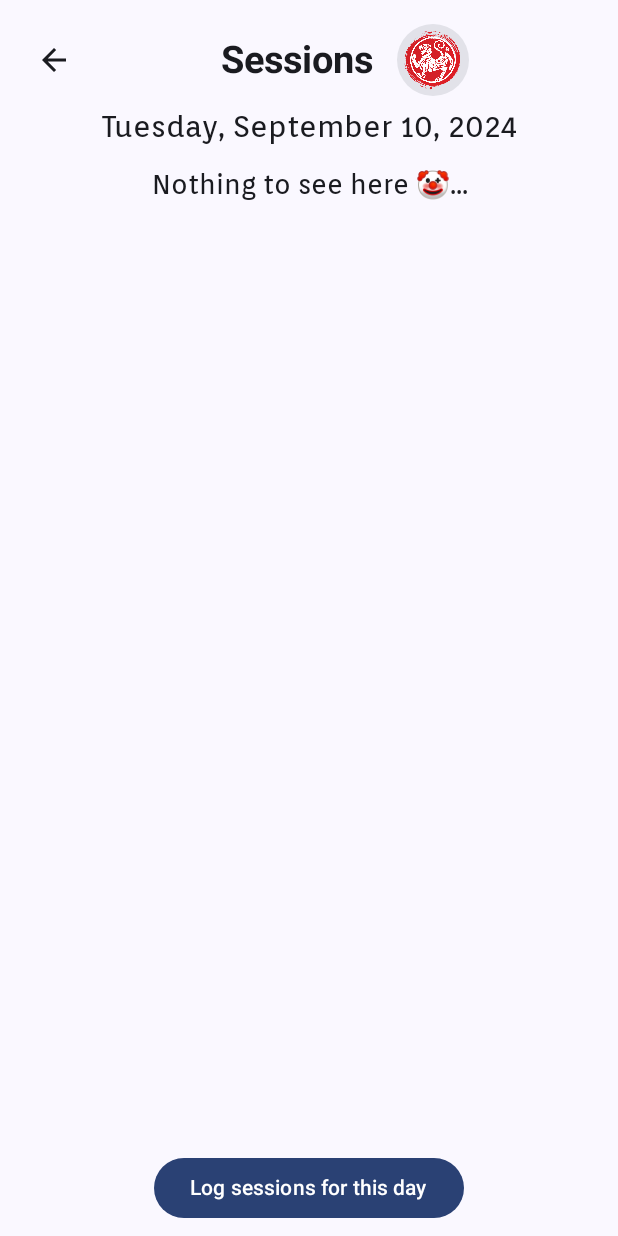
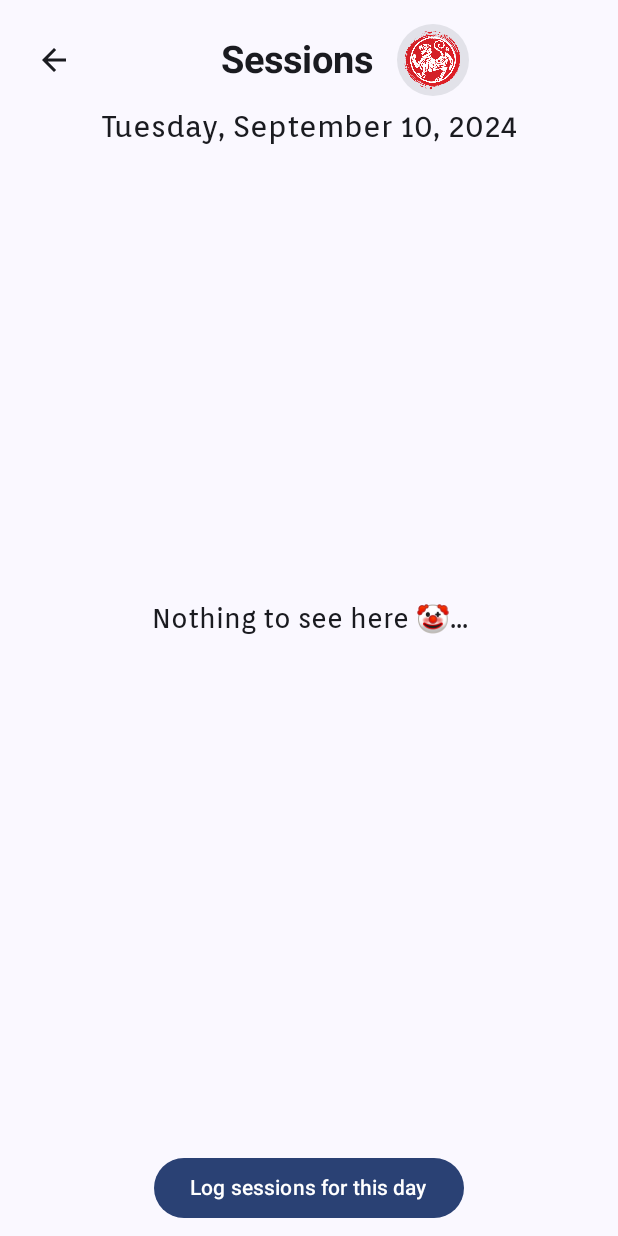
Before and after one commit to cpedrorafael/shotokan-kata-android, an Android app built with Jetpack Compose: the screen it shows after launch (MainActivity), after a tap on "10", on a phone screen of 412 x 824 dp. Run offline under Robolectric (Android 15) with nearby library versions, the phone set to English and light mode, and no system bars; our stand-ins replace Room's generated code.

Commit message:
Calendar day Session logging

```diff
--- a/app/src/main/java/com/guayaba/shotokankata/data/kata_records/KataStorage.kt
+++ b/app/src/main/java/com/guayaba/shotokankata/data/kata_records/KataStorage.kt
@@ -11,4 +11,6 @@ interface KataStorage {
     suspend fun getAllSessionsInDate(date: LocalDate): List<KataRecord>
     suspend fun getAllSessions(): List<KataRecord>
     suspend fun getSessionsInMonth(yearMonth: YearMonth): List<KataRecord>
+    suspend fun addRecordByKataIdAtDate(id: Int, date: LocalDate)
+    suspend fun deleteRecordByKataIdAtDate(id: Int, date: LocalDate)
 }
--- a/app/src/main/java/com/guayaba/shotokankata/ui/MainActivity.kt
+++ b/app/src/main/java/com/guayaba/shotokankata/ui/MainActivity.kt
@@ -9,6 +9,9 @@ import android.os.Bundle
 import androidx.activity.ComponentActivity
 import androidx.activity.compose.setContent
 import androidx.activity.viewModels
+import androidx.compose.animation.AnimatedVisibility
+import androidx.compose.animation.slideInVertically
+import androidx.compose.animation.slideOutVertically
 import androidx.compose.foundation.layout.Box
 import androidx.compose.foundation.layout.fillMaxSize
 import androidx.compose.foundation.layout.height
@@ -56,12 +59,15 @@ class MainActivity : ComponentActivity() {
                         Routes.SESSION_CALENDAR.route -> {
                             bottomBarState.value = true
                         }
+
                         Routes.HOME.route -> {
                             bottomBarState.value = true
                         }
+
                         Routes.QUIZZES.route -> {
                             bottomBarState.value = true
                         }
+
                         else -> {
                             bottomBarState.value = false
                         }
@@ -70,7 +76,7 @@ class MainActivity : ComponentActivity() {
 
                     Box(
                         Modifier.padding(8.dp)
-                    ){
+                    ) {
                         NotificationPermissionRequest {
                             NotificationUtils.createNotificationChannel(this@MainActivity)
                             setDailyNotification()
@@ -83,9 +89,19 @@ class MainActivity : ComponentActivity() {
                             sessionViewModel
                         )
 
-                        if(bottomBarState.value) {
-                            BottomNavigationBar(navController = navController, modifier = Modifier.align(
-                                Alignment.BottomCenter).height(64.dp)){
+                        AnimatedVisibility(
+                            visible = bottomBarState.value,
+                            enter = slideInVertically(initialOffsetY = { it }),
+                            exit = slideOutVertically(targetOffsetY = { it }),
+                            modifier = Modifier.align(Alignment.BottomCenter)
+                        ) {
+                            BottomNavigationBar(
+                                navController = navController, modifier = Modifier
+                                    .align(
+                                        Alignment.BottomCenter
+                                    )
+                                    .height(64.dp)
+                            ) {
                                 sessionViewModel.update()
                             }
                         }
--- a/app/src/main/java/com/guayaba/shotokankata/ui/calendar/SessionDayView.kt
+++ b/app/src/main/java/com/guayaba/shotokankata/ui/calendar/SessionDayView.kt
@@ -61,7 +61,8 @@ import java.time.format.DateTimeFormatter
 fun SessionDayView(
     viewModel: SessionViewModel,
     dateLong: Long,
-    onBackPressed: () -> Unit
+    onBackPressed: () -> Unit,
+    onLogSessions: () -> Unit,
 ) {
     val date = dateLong.toLocalDate()
     val formatter = DateTimeFormatter.ofPattern("EEEE, MMMM dd, yyyy")
@@ -94,16 +95,7 @@ fun SessionDayView(
         Box(
             Modifier.fillMaxSize()
         ) {
-            Column(
-                Modifier
-                    .padding(paddingValues)
-                    .verticalScroll(rememberScrollState())
-            ) {
-                Spacer(modifier = Modifier.height(16.dp))
             if (records.value.isEmpty()) {
-                    Box(
-                        modifier = Modifier.fillMaxSize()
-                    ) {
                 Text(
                     text = "Nothing to see here \uD83E\uDD21...",
                     modifier = Modifier
@@ -111,9 +103,13 @@ fun SessionDayView(
                         .align(Alignment.Center),
                     textAlign = TextAlign.Center
                 )
-
-                    }
             } else {
+                Column(
+                    Modifier
+                        .padding(paddingValues)
+                        .verticalScroll(rememberScrollState())
+                ) {
+                    Spacer(modifier = Modifier.height(16.dp))
                     records.value.forEach { record ->
                         SessionKataItem(record = record, onDelete = {
                             viewModel.deleteKataRecord(record)
@@ -141,11 +137,12 @@ fun SessionDayView(
                     }
                     Spacer(modifier = Modifier.height(100.dp))
                 }
+
             }
 
             Button(
                 modifier = Modifier.align(Alignment.BottomCenter),
-                onClick = { }) {
+                onClick = onLogSessions ) {
                 Text(text = if (records.value.isEmpty()) "Log sessions for this day" else "Log more Katas for this day")
             }
         }
--- a/app/src/main/java/com/guayaba/shotokankata/ui/navigation/AppNavigation.kt
+++ b/app/src/main/java/com/guayaba/shotokankata/ui/navigation/AppNavigation.kt
@@ -12,6 +12,7 @@ import androidx.navigation.navArgument
 import com.guayaba.shotokankata.data.KataInfo
 import com.guayaba.shotokankata.ui.calendar.SessionCalendarPage
 import com.guayaba.shotokankata.ui.calendar.SessionDayView
+import com.guayaba.shotokankata.ui.calendar.SessionKataDaySelector
 import com.guayaba.shotokankata.ui.calendar.SessionViewModel
 import com.guayaba.shotokankata.ui.kata.KataList
 import com.guayaba.shotokankata.ui.kata.KataView
@@ -106,9 +107,26 @@ fun AppNavigation(
                     onBackPressed = {
                         navController.popBackStack()
                         sessionViewModel.update()
+                    },
+                    onLogSessions = {
+                        navController.navigate(Routes.LOG_SESSIONS.route + "/$arg")
                     }
                 )
             }
         }
+        composable(
+            Routes.LOG_SESSIONS.route + "/{date}",
+            arguments = listOf(navArgument("date") { type = NavType.LongType })
+        ) {
+            it.arguments?.let { bundle ->
+                val arg = bundle.getLong("date")
+                SessionKataDaySelector(
+                    dateLong = arg,
+                    sessionViewModel,
+                ){
+                    navController.popBackStack()
+                }
+            }
+        }
     }
 }
--- a/app/src/main/java/com/guayaba/shotokankata/ui/navigation/Routes.kt
+++ b/app/src/main/java/com/guayaba/shotokankata/ui/navigation/Routes.kt
@@ -7,5 +7,6 @@ enum class Routes (val route: String){
     WORD_QUIZ("word_quiz"),
     NIJU_KUN_RANDOM("nijukunrandom"),
     SESSION_CALENDAR("calendar"),
-    SESSION_DAY("session")
+    SESSION_DAY("session"),
+    LOG_SESSIONS("log")
 }
```
Also changed, not shown: app/src/main/java/com/guayaba/shotokankata/data/kata_records/KataRecordDAO.kt (+8 -0 lines), app/src/main/java/com/guayaba/shotokankata/data/kata_records/KataStorageImpl.kt (+25 -1 lines), app/src/main/java/com/guayaba/shotokankata/ui/calendar/SessionKataSelector.kt (added, +140 -0 lines), app/src/main/java/com/guayaba/shotokankata/ui/calendar/SessionViewModel.kt (+13 -1 lines), app/src/main/java/com/guayaba/shotokankata/ui/common/animation/Transitions.kt (added, +23 -0 lines). Lines whose indentation alone changed are shown as unchanged.
